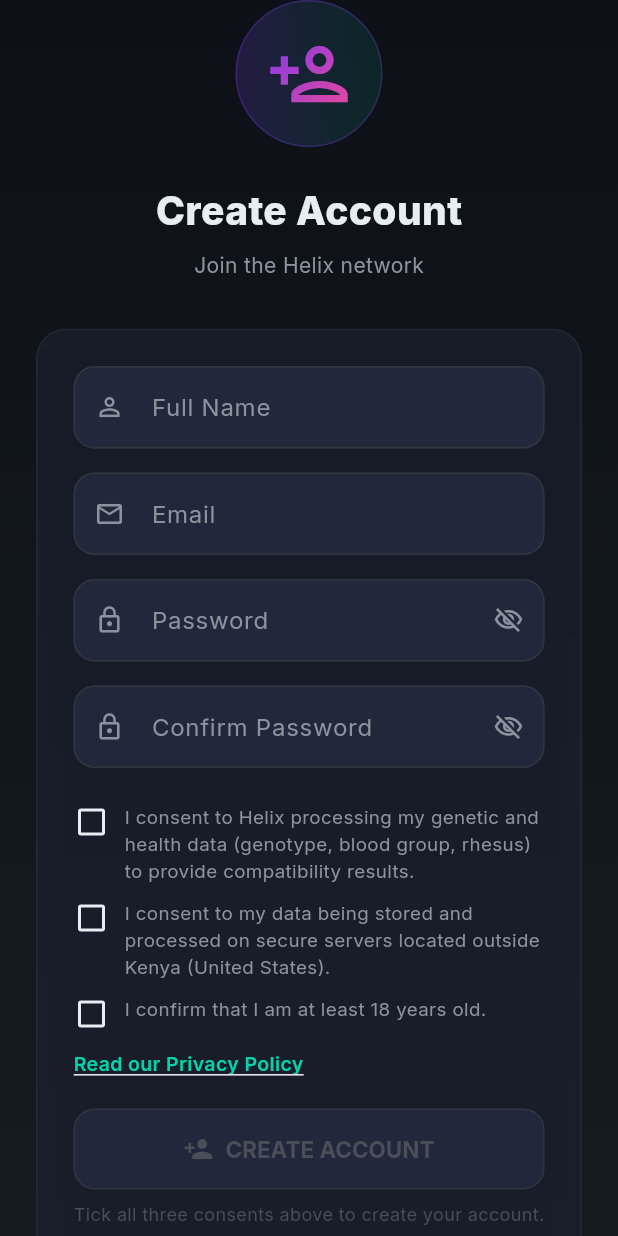
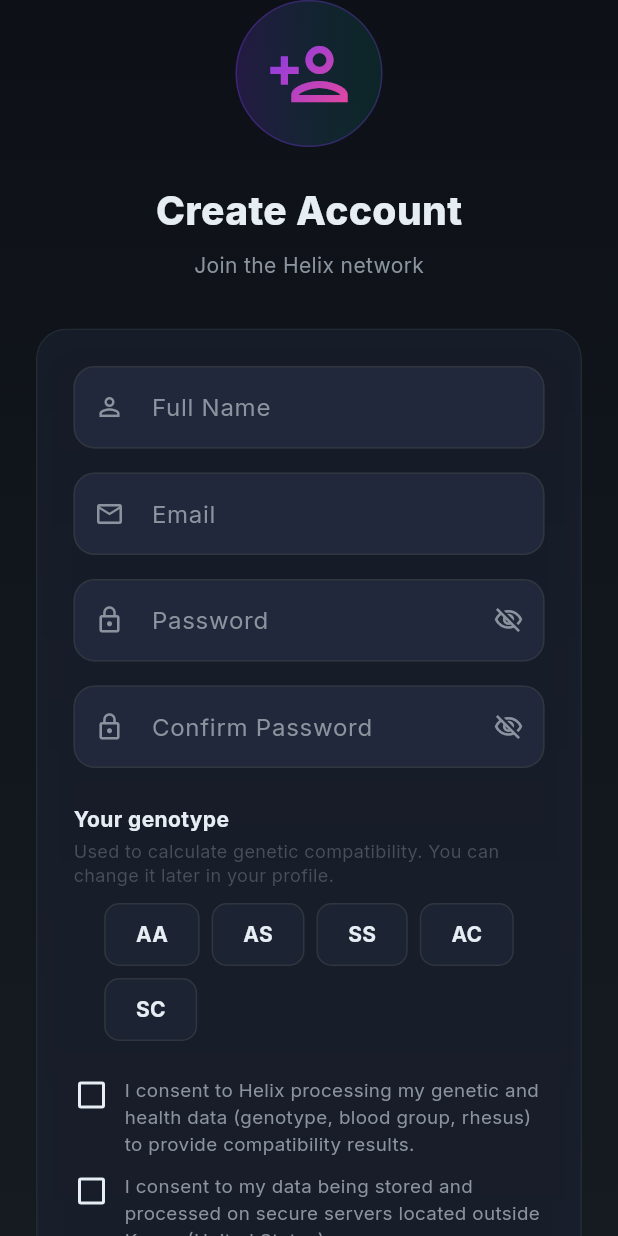
Before and after one commit to gevverson/helix_mobile, a Flutter app: the RegisterScreen screen opened by its route, on a phone screen of 412 x 824 dp. Run offline on Flutter 3.47's test engine with Material 3 defaults, Android fonts, the phone set to English and light mode, and no system bars; our stand-ins replace connectivity_plus, file_picker, firebase_core, firebase_messaging, go_router, google_fonts and 4 more; missing offline and left inert: http_interceptor; accounts and stored records are empty; network calls fail.

Commit message:
feat(auth): collect genotype during registration
New users pick their genotype (AA/AS/SS/AC/SC) on the sign-up form, sent in
bio_profile so compatibility works immediately — no separate Profile step needed
before matching. Create Account stays greyed until a genotype is picked AND all
three consents are ticked. Genotype threads through AuthProvider → AuthService.

Co-Authored-By: Claude Opus 4.8 <noreply@anthropic.com>
Claude-Session: https://claude.ai/code/session_014e12gKm6WGkc2f5jHTWDnt

```diff
--- a/lib/providers/auth_provider.dart
+++ b/lib/providers/auth_provider.dart
@@ -76,6 +76,7 @@ class AuthProvider extends ChangeNotifier {
     required bool consentHealthData,
     required bool consentCrossBorder,
     required bool isOver18,
+    String? genotype,
   }) async {
     _isLoading = true;
     _errorMessage = null;
@@ -89,6 +90,7 @@ class AuthProvider extends ChangeNotifier {
         consentHealthData: consentHealthData,
         consentCrossBorder: consentCrossBorder,
         isOver18: isOver18,
+        genotype: genotype,
       );
       if (!success) {
         _errorMessage = 'Registration failed. Email may already be in use.';
--- a/lib/screens/register_screen.dart
+++ b/lib/screens/register_screen.dart
@@ -25,12 +25,16 @@ class _RegisterScreenState extends State<RegisterScreen>
   late AnimationController _animController;
   late Animation<double> _fadeIn;
 
+  static const _genotypes = ['AA', 'AS', 'SS', 'AC', 'SC'];
+
   double _passwordStrength = 0;
   bool _consentHealth = false;
   bool _consentCrossBorder = false;
   bool _isOver18 = false;
+  String? _genotype;
 
   bool get _allConsented => _consentHealth && _consentCrossBorder && _isOver18;
+  bool get _canSubmit => _allConsented && _genotype != null;
 
   @override
   void initState() {
@@ -104,6 +108,7 @@ class _RegisterScreenState extends State<RegisterScreen>
       consentHealthData: _consentHealth,
       consentCrossBorder: _consentCrossBorder,
       isOver18: _isOver18,
+      genotype: _genotype,
     );
 
     if (success && mounted) {
@@ -374,6 +379,57 @@ class _RegisterScreenState extends State<RegisterScreen>
                             ),
                             const SizedBox(height: 24),
 
+                            // ── Genotype (needed for compatibility matching) ──
+                            const Align(
+                              alignment: Alignment.centerLeft,
+                              child: Text(
+                                'Your genotype',
+                                style: TextStyle(
+                                  color: AppConstants.textPrimary,
+                                  fontSize: 14,
+                                  fontWeight: FontWeight.w700,
+                                ),
+                              ),
+                            ),
+                            const SizedBox(height: 4),
+                            const Align(
+                              alignment: Alignment.centerLeft,
+                              child: Text(
+                                'Used to calculate genetic compatibility. You can change it later in your profile.',
+                                style: TextStyle(color: AppConstants.textMuted, fontSize: 12, height: 1.35),
+                              ),
+                            ),
+                            const SizedBox(height: 10),
+                            Wrap(
+                              spacing: 8,
+                              runSpacing: 8,
+                              children: _genotypes.map((g) {
+                                final selected = g == _genotype;
+                                return GestureDetector(
+                                  onTap: () => setState(() => _genotype = g),
+                                  child: Container(
+                                    padding: const EdgeInsets.symmetric(horizontal: 20, vertical: 10),
+                                    decoration: BoxDecoration(
+                                      gradient: selected ? AppConstants.purpleGradient : null,
+                                      color: selected ? null : AppConstants.bgCard,
+                                      borderRadius: BorderRadius.circular(10),
+                                      border: Border.all(
+                                        color: selected ? Colors.transparent : AppConstants.borderColor,
+                                      ),
+                                    ),
+                                    child: Text(
+                                      g,
+                                      style: TextStyle(
+                                        color: selected ? AppConstants.bgPrimary : AppConstants.textPrimary,
+                                        fontWeight: FontWeight.w700,
+                                      ),
+                                    ),
+                                  ),
+                                );
+                              }).toList(),
+                            ),
+                            const SizedBox(height: 24),
+
                             // ── Consent (explicit, granular — no pre-ticking) ──
                             _buildConsentTile(
                               value: _consentHealth,
@@ -446,19 +502,21 @@ class _RegisterScreenState extends State<RegisterScreen>
                               const SizedBox(height: 16),
                             ],
 
-                            // Register button — greyed until all consents ticked.
+                            // Register button — greyed until genotype + all consents set.
                             HelixButton(
                               label: 'CREATE ACCOUNT',
                               icon: Icons.person_add,
                               isLoading: authProvider.isLoading,
-                              onPressed: _allConsented ? _handleRegister : null,
+                              onPressed: _canSubmit ? _handleRegister : null,
                               gradient: AppConstants.purpleGradient,
                             ),
-                            if (!_allConsented) ...[
+                            if (!_canSubmit) ...[
                               const SizedBox(height: 8),
-                              const Text(
-                                'Tick all three consents above to create your account.',
-                                style: TextStyle(color: AppConstants.textMuted, fontSize: 12),
+                              Text(
+                                _genotype == null
+                                    ? 'Select your genotype above to continue.'
+                                    : 'Tick all three consents above to create your account.',
+                                style: const TextStyle(color: AppConstants.textMuted, fontSize: 12),
                               ),
                             ],
                           ],
--- a/lib/services/auth_service.dart
+++ b/lib/services/auth_service.dart
@@ -186,6 +186,7 @@ class AuthService {
     required bool consentHealthData,
     required bool consentCrossBorder,
     required bool isOver18,
+    String? genotype,
   }) async {
     final url = Uri.parse('${AppConstants.baseUrl}/api/v1/users');
 
@@ -200,7 +201,9 @@ class AuthService {
           'consent_health_data': consentHealthData,
           'consent_cross_border': consentCrossBorder,
           'is_over_18': isOver18,
-          'bio_profile': {},
+          'bio_profile': {
+            if (genotype != null && genotype.isNotEmpty) 'genotype': genotype,
+          },
         }),
       ).timeout(const Duration(seconds: 10));
 
```
